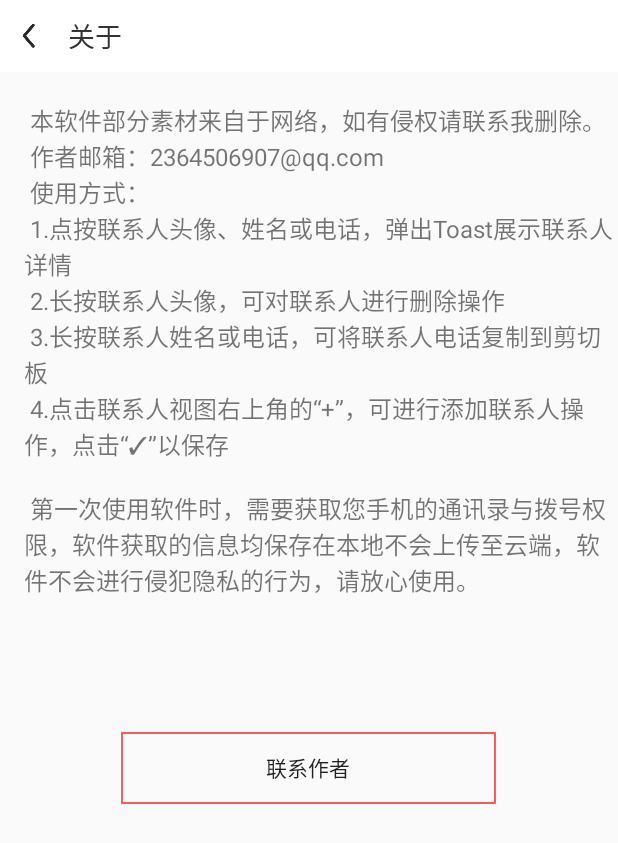
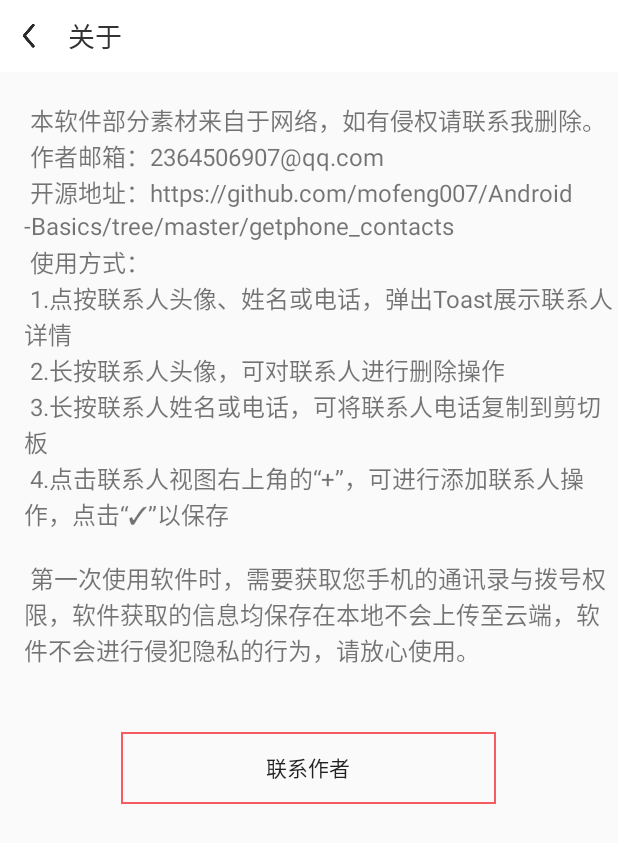
Before and after one commit to mofeng007/Android-Basics, an Android app: the AboutActivity screen opened directly, with no data from a screen before it, on a phone screen of 412 x 824 dp. Shown: the top 843 px of the screen. Run offline under Robolectric (Android 15) with nearby library versions, the phone set to English and light mode, and no system bars; our stand-ins replace ButterKnife.

Commit message:
增加开源地址

```diff
--- a/getphone_contacts/src/main/res/layout/activity_about.xml
+++ b/getphone_contacts/src/main/res/layout/activity_about.xml
@@ -54,6 +54,7 @@
         android:text="
 本软件部分素材来自于网络，如有侵权请联系我删除。\n
 作者邮箱：2364506907@qq.com\n
+开源地址：https://github.com/mofeng007/Android-Basics/tree/master/getphone_contacts\n
 使用方式：\n
 1.点按联系人头像、姓名或电话，弹出Toast展示联系人详情\n
 2.长按联系人头像，可对联系人进行删除操作\n
```
